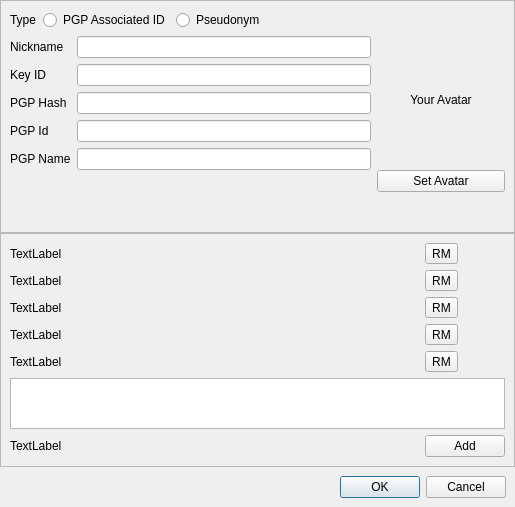
This is retroshare-gui/src/gui/Identity/IdEditDialog.ui in RetroShare/RetroShare as Qt 5 draws it before an edit. The edited form follows.
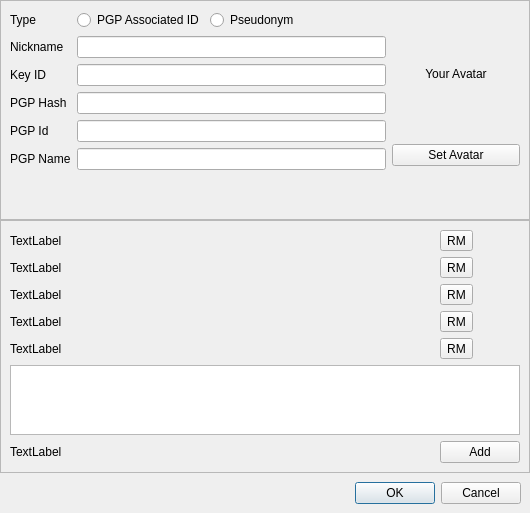
This is the edited form. Icons and pictures are not drawn. Custom widgets are drawn as their Qt base class.

Commit message: Added own Avatar Label on Person Details Fixed layout.

Diff of the .ui file:
```diff
--- a/retroshare-gui/src/gui/Identity/IdEditDialog.ui
+++ b/retroshare-gui/src/gui/Identity/IdEditDialog.ui
@@ -6,8 +6,8 @@
    <rect>
     <x>0</x>
     <y>0</y>
-    <width>515</width>
-    <height>507</height>
+    <width>530</width>
+    <height>513</height>
    </rect>
   </property>
   <property name="sizePolicy">
@@ -46,16 +46,31 @@
      </property>
      <layout class="QVBoxLayout" name="verticalLayout_2">
       <item>
-       <layout class="QHBoxLayout" name="horizontalLayout_3">
+       <layout class="QHBoxLayout" name="horizontalLayout">
         <item>
+         <layout class="QGridLayout" name="gridLayout">
+          <item row="3" column="0">
+           <widget class="QLabel" name="label_2">
+            <property name="text">
+             <string>PGP Hash</string>
+            </property>
+           </widget>
+          </item>
+          <item row="0" column="0">
          <widget class="QLabel" name="label_5">
           <property name="text">
            <string>Type</string>
           </property>
          </widget>
         </item>
-        <item>
+          <item row="0" column="1">
          <widget class="QRadioButton" name="radioButton_GpgId">
+            <property name="sizePolicy">
+             <sizepolicy hsizetype="Expanding" vsizetype="Fixed">
+              <horstretch>0</horstretch>
+              <verstretch>0</verstretch>
+             </sizepolicy>
+            </property>
           <property name="text">
            <string>PGP Associated ID</string>
           </property>
@@ -71,8 +86,14 @@
           </property>
          </widget>
         </item>
-        <item>
+          <item row="0" column="2">
          <widget class="QRadioButton" name="radioButton_Pseudo">
+            <property name="sizePolicy">
+             <sizepolicy hsizetype="MinimumExpanding" vsizetype="Fixed">
+              <horstretch>0</horstretch>
+              <verstretch>0</verstretch>
+             </sizepolicy>
+            </property>
           <property name="text">
            <string>Pseudonym</string>
           </property>
@@ -88,92 +109,79 @@
           </property>
          </widget>
         </item>
-        <item>
-         <spacer name="horizontalSpacer_2">
-          <property name="orientation">
-           <enum>Qt::Horizontal</enum>
-          </property>
-          <property name="sizeHint" stdset="0">
-           <size>
-            <width>131</width>
-            <height>20</height>
-           </size>
-          </property>
-         </spacer>
-        </item>
-       </layout>
-      </item>
-      <item>
-       <layout class="QHBoxLayout" name="horizontalLayout">
-        <item>
-         <layout class="QGridLayout" name="gridLayout">
-          <item row="2" column="1">
-           <widget class="QLineEdit" name="lineEdit_GpgHash">
-            <property name="readOnly">
-             <bool>true</bool>
-            </property>
-           </widget>
-          </item>
-          <item row="0" column="0">
+          <item row="1" column="0">
            <widget class="QLabel" name="label">
             <property name="text">
              <string>Nickname</string>
             </property>
            </widget>
           </item>
-          <item row="0" column="1">
-           <widget class="QLineEdit" name="lineEdit_Nickname"/>
-          </item>
-          <item row="1" column="0">
+          <item row="2" column="0">
            <widget class="QLabel" name="label_4">
             <property name="text">
              <string>Key ID</string>
             </property>
            </widget>
           </item>
-          <item row="1" column="1">
-           <widget class="QLineEdit" name="lineEdit_KeyId">
-            <property name="readOnly">
-             <bool>true</bool>
-            </property>
-           </widget>
-          </item>
-          <item row="2" column="0">
-           <widget class="QLabel" name="label_2">
-            <property name="text">
-             <string>PGP Hash</string>
-            </property>
-           </widget>
-          </item>
-          <item row="3" column="0">
+          <item row="4" column="0">
            <widget class="QLabel" name="label_6">
             <property name="text">
              <string>PGP Id</string>
             </property>
            </widget>
           </item>
-          <item row="3" column="1">
-           <widget class="QLineEdit" name="lineEdit_GpgId">
-            <property name="readOnly">
-             <bool>true</bool>
-            </property>
-           </widget>
-          </item>
-          <item row="4" column="0">
+          <item row="5" column="0">
            <widget class="QLabel" name="label_3">
             <property name="text">
              <string>PGP Name</string>
             </property>
            </widget>
           </item>
-          <item row="4" column="1">
+          <item row="0" column="3">
+           <spacer name="horizontalSpacer_3">
+            <property name="orientation">
+             <enum>Qt::Horizontal</enum>
+            </property>
+            <property name="sizeHint" stdset="0">
+             <size>
+              <width>40</width>
+              <height>20</height>
+             </size>
+            </property>
+           </spacer>
+          </item>
+          <item row="1" column="1" colspan="3">
+           <widget class="QLineEdit" name="lineEdit_Nickname"/>
+          </item>
+          <item row="2" column="1" colspan="3">
+           <widget class="QLineEdit" name="lineEdit_KeyId">
+            <property name="readOnly">
+             <bool>true</bool>
+            </property>
+           </widget>
+          </item>
+          <item row="3" column="1" colspan="3">
+           <widget class="QLineEdit" name="lineEdit_GpgHash">
+            <property name="readOnly">
+             <bool>true</bool>
+            </property>
+           </widget>
+          </item>
+          <item row="4" column="1" colspan="3">
+           <widget class="QLineEdit" name="lineEdit_GpgId">
+            <property name="readOnly">
+             <bool>true</bool>
+            </property>
+           </widget>
+          </item>
+          <item row="5" column="1" colspan="3">
            <widget class="QLineEdit" name="lineEdit_GpgName">
             <property name="readOnly">
              <bool>true</bool>
             </property>
            </widget>
           </item>
-          <item row="5" column="0" colspan="2">
+          <item row="6" column="0" colspan="4">
            <spacer name="verticalSpacer_2">
             <property name="orientation">
              <enum>Qt::Vertical</enum>
```
Left out of the diff: 2 changed lines with no effect on the pictures. Lines whose indentation alone changed are shown as unchanged. The commit also changes 2 other files.
